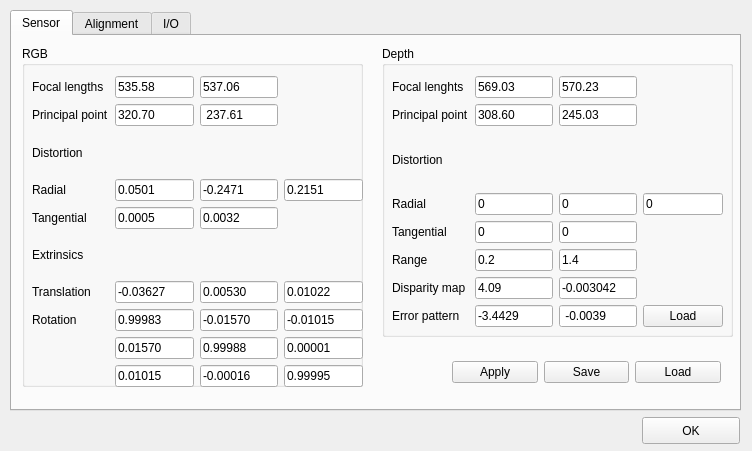
First picture: the form in params.ui, repository jonabalzer/yas, before the edit.
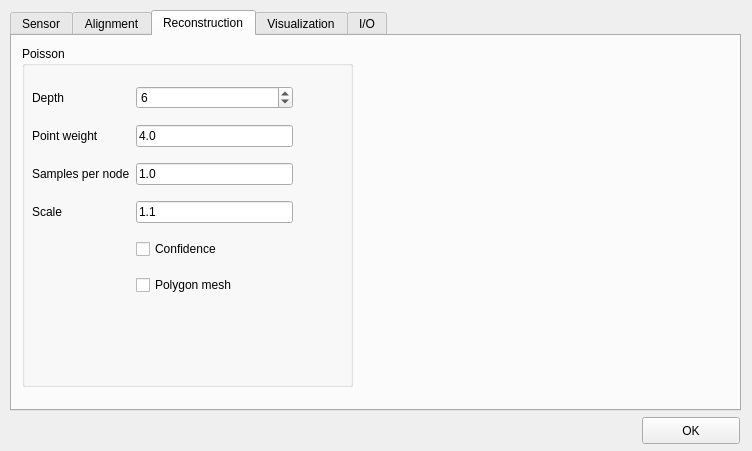
Second picture: the form after the edit. The open tabs and pages were chosen to show the change.

Commit message: Integrated Poisson reconstruction.

```diff
--- a/params.ui
+++ b/params.ui
@@ -680,6 +680,149 @@
      </widget>
     </widget>
    </widget>
+   <widget class="QWidget" name="tab">
+    <attribute name="title">
+     <string>Reconstruction</string>
+    </attribute>
+    <widget class="QGroupBox" name="poissonGroupBox">
+     <property name="geometry">
+      <rect>
+       <x>10</x>
+       <y>10</y>
+       <width>331</width>
+       <height>341</height>
+      </rect>
+     </property>
+     <property name="toolTip">
+      <string>&lt;html&gt;&lt;head/&gt;&lt;body&gt;&lt;p&gt;Poisson reconstruction parameters. For for information visit &lt;a href=&quot;http://www.cs.jhu.edu/~misha/Code/PoissonRecon/Version5/&quot;&gt;&lt;span style=&quot; text-decoration: underline; color:#0000ff;&quot;&gt;http://www.cs.jhu.edu/~misha/Code/PoissonRecon/Version5/&lt;/span&gt;&lt;/a&gt;&lt;/p&gt;&lt;/body&gt;&lt;/html&gt;</string>
+     </property>
+     <property name="title">
+      <string>Poisson</string>
+     </property>
+     <widget class="QWidget" name="gridLayoutWidget_4">
+      <property name="geometry">
+       <rect>
+        <x>10</x>
+        <y>30</y>
+        <width>261</width>
+        <height>231</height>
+       </rect>
+      </property>
+      <layout class="QGridLayout" name="poissonGridLayout">
+       <item row="1" column="1">
+        <widget class="QLabel" name="poissonPointWeightLabel">
+         <property name="text">
+          <string>Point weight</string>
+         </property>
+        </widget>
+       </item>
+       <item row="2" column="2">
+        <widget class="QLineEdit" name="poissonSampleEdit">
+         <property name="text">
+          <string>1.0</string>
+         </property>
+        </widget>
+       </item>
+       <item row="0" column="1">
+        <widget class="QLabel" name="poissonDepthLabel">
+         <property name="text">
+          <string>Depth</string>
+         </property>
+        </widget>
+       </item>
+       <item row="1" column="2">
+        <widget class="QLineEdit" name="poissonWeightEdit">
+         <property name="text">
+          <string>4.0</string>
+         </property>
+        </widget>
+       </item>
+       <item row="0" column="2">
+        <widget class="QSpinBox" name="poissonDepthSpinBox">
+         <property name="minimum">
+          <number>5</number>
+         </property>
+         <property name="maximum">
+          <number>15</number>
+         </property>
+         <property name="value">
+          <number>6</number>
+         </property>
+        </widget>
+       </item>
+       <item row="4" column="2">
+        <widget class="QCheckBox" name="poissonConfidenceCheckBox">
+         <property name="text">
+          <string>Confidence</string>
+         </property>
+        </widget>
+       </item>
+       <item row="2" column="1">
+        <widget class="QLabel" name="poissonSamplesLabel">
+         <property name="text">
+          <string>Samples per node</string>
+         </property>
+        </widget>
+       </item>
+       <item row="5" column="2">
+        <widget class="QCheckBox" name="poissonPolygonMeshCheckBox">
+         <property name="text">
+          <string>Polygon mesh</string>
+         </property>
+        </widget>
+       </item>
+       <item row="3" column="1">
+        <widget class="QLabel" name="poissonScaleLabel">
+         <property name="text">
+          <string>Scale</string>
+         </property>
+        </widget>
+       </item>
+       <item row="3" column="2">
+        <widget class="QLineEdit" name="poissonScaleEdit">
+         <property name="text">
+          <string>1.1</string>
+         </property>
+        </widget>
+       </item>
+      </layout>
+     </widget>
+    </widget>
+   </widget>
+   <widget class="QWidget" name="visTb">
+    <attribute name="title">
+     <string>Visualization</string>
+    </attribute>
+    <widget class="QWidget" name="horizontalLayoutWidget">
+     <property name="geometry">
+      <rect>
+       <x>20</x>
+       <y>40</y>
+       <width>199</width>
+       <height>31</height>
+      </rect>
+     </property>
+     <layout class="QHBoxLayout" name="triLayout">
+      <item>
+       <widget class="QLabel" name="triLabel">
+        <property name="text">
+         <string>Occlusion threshold</string>
+        </property>
+       </widget>
+      </item>
+      <item>
+       <widget class="QLineEdit" name="triEdit">
+        <property name="enabled">
+         <bool>true</bool>
+        </property>
+        <property name="text">
+         <string>0.01</string>
+        </property>
+       </widget>
+      </item>
+     </layout>
+    </widget>
+   </widget>
    <widget class="QWidget" name="ioTab">
     <attribute name="title">
      <string>I/O</string>
```
Left out of the diff: 64 changed lines with no effect on the pictures. The commit also changes 13 other files.
